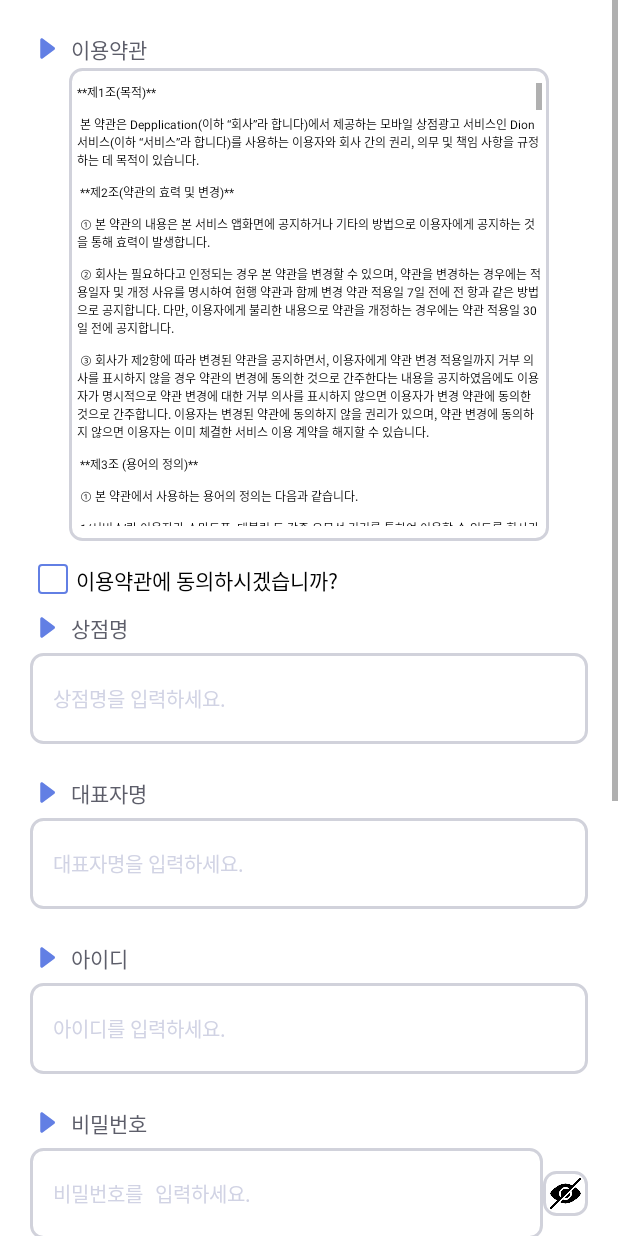
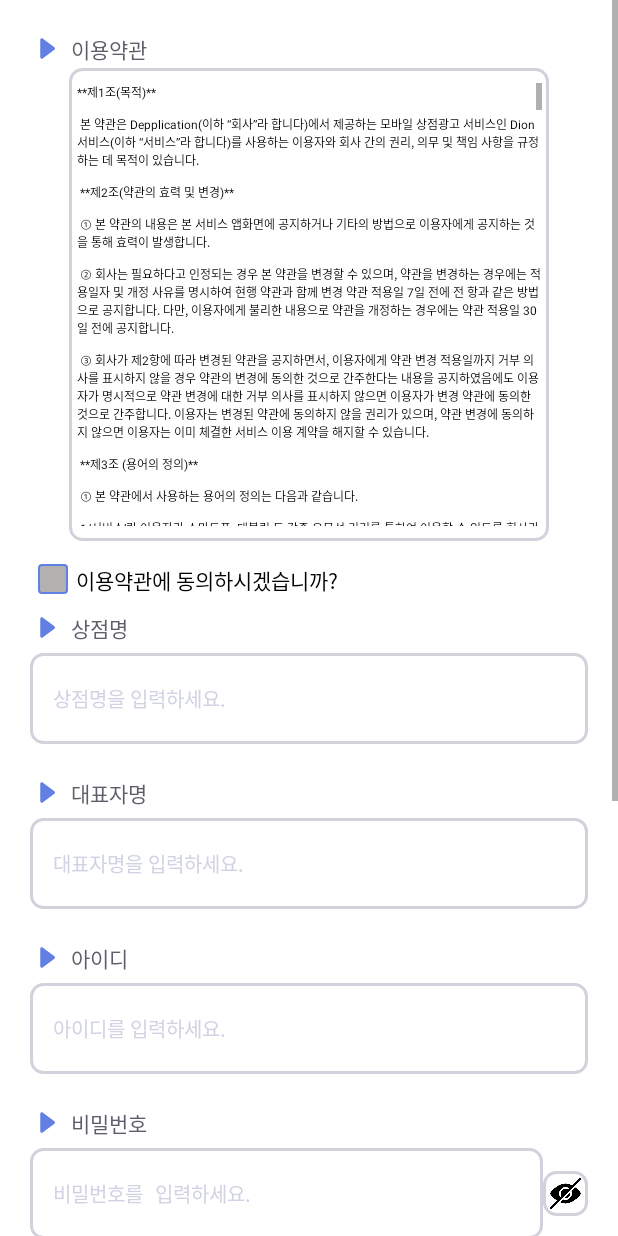
Before and after one commit to Depplication/Diowner_Kotlin, an Android app: the JoinActivity screen opened directly, with no data from a screen before it, on a phone screen of 412 x 824 dp. Run offline under Robolectric (Android 15) with nearby library versions, the phone set to English and light mode, and no system bars.

Commit message:
회원가입 수정 + 조건 수정

```diff
--- a/app/src/main/res/drawable/check_box.xml
+++ b/app/src/main/res/drawable/check_box.xml
@@ -11,6 +11,7 @@
         <shape>
             <stroke android:width="1dp" android:color="@color/RoundBlue"/>
             <corners android:radius="2dp"/>
+            <solid android:color="#B3B0B0"/>
         </shape>
     </item>
 
--- a/app/src/main/res/layout/activity_join.xml
+++ b/app/src/main/res/layout/activity_join.xml
@@ -68,6 +68,7 @@
                 app:layout_constraintTop_toBottomOf="@+id/tv_rule"/>
 
             <TextView
+                android:id="@+id/tv_check"
                 android:text="이용약관에 동의하시겠습니까?"
                 android:textColor="@color/black"
                 android:layout_width="290dp"
```
Also changed, not shown: app/src/main/java/kr/hs/diowner/JoinActivity.kt (+13 -3 lines).
